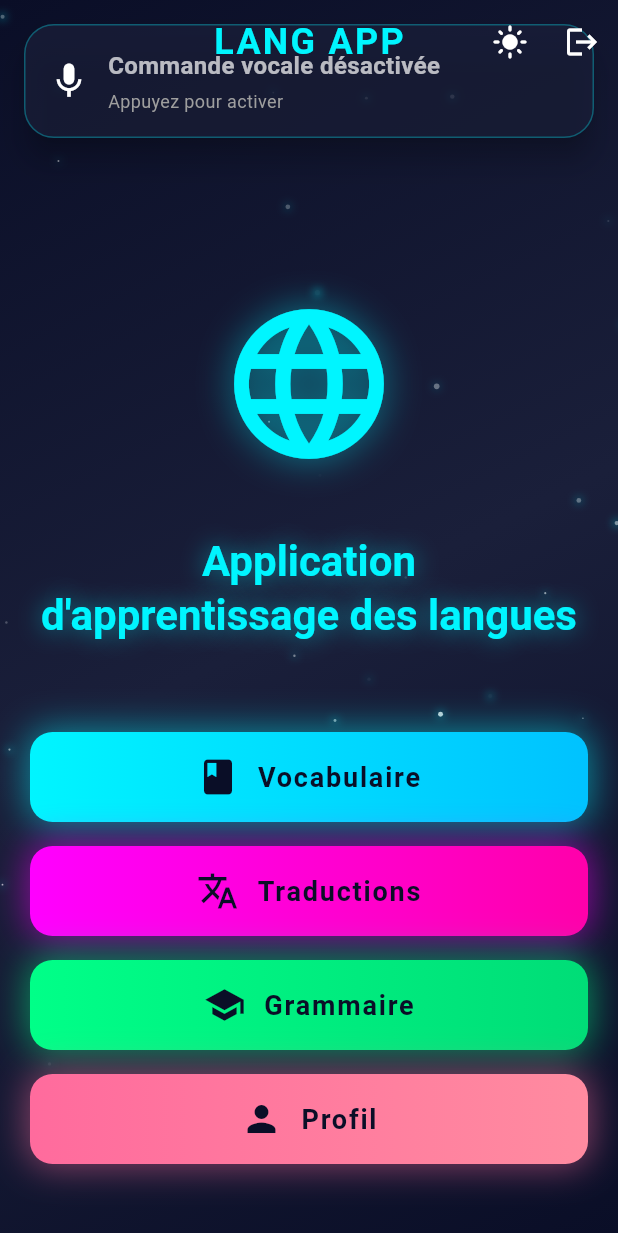
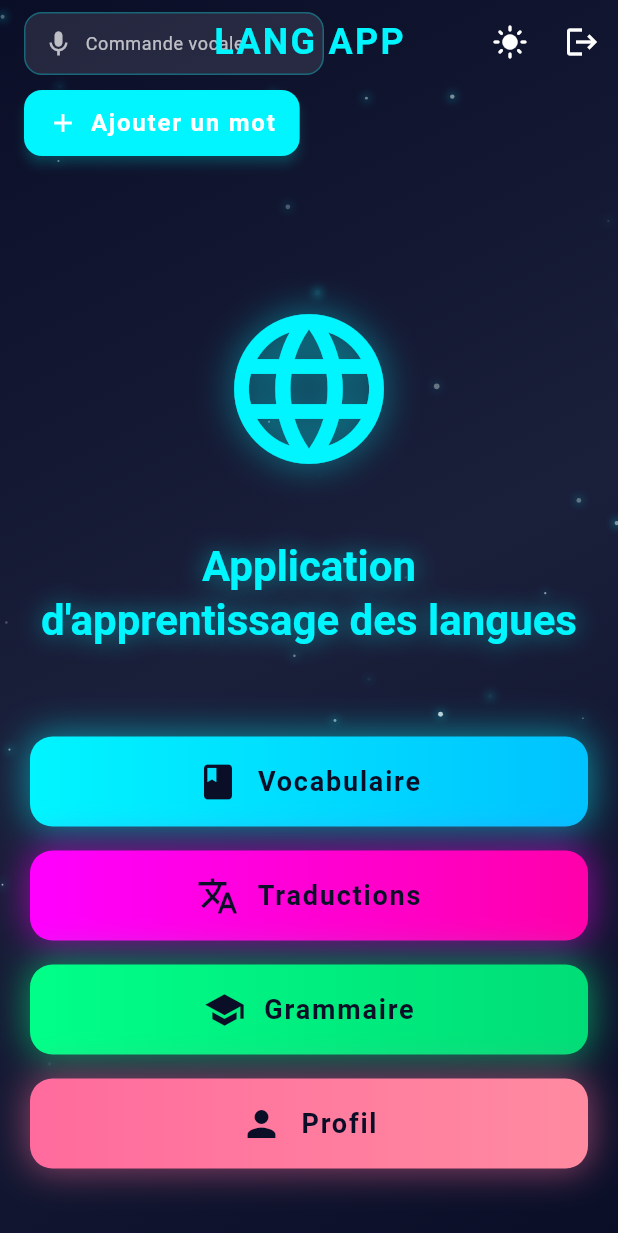
Before and after one commit to GermanBurdin1/lingua_flutter, a Flutter app: the MainScreen screen opened by its route, on a phone screen of 412 x 824 dp. Shown: the top 1233 px of the screen. Run offline on Flutter 3.47's test engine with Material 3 defaults, Android fonts, the phone set to English and light mode, and no system bars; our stand-ins replace go_router, shared_preferences; missing offline and left inert: record; accounts and stored records are empty.

```diff
--- a/lib/main.dart
+++ b/lib/main.dart
@@ -12,6 +12,7 @@ import 'screens/galaxy_selection_screen.dart';
 import 'screens/subtopic_selection_screen.dart';
 import 'screens/vocabulary_screen.dart';
 import 'screens/word_detail_screen.dart';
+import 'screens/add_word_screen.dart';
 
 void main() async {
   WidgetsFlutterBinding.ensureInitialized();
@@ -90,6 +91,17 @@ final GoRouter _router = GoRouter(
       builder: (context, state) {
         final id = state.pathParameters['id']!;
         return WordDetailScreen(wordId: int.parse(id));
+      },
+    ),
+    GoRoute(
+      path: '/add-word',
+      builder: (context, state) {
+        final extra = state.extra as Map<String, dynamic>?;
+        return AddWordScreen(
+          initialWord: extra?['word'] as String?,
+          initialGalaxy: extra?['galaxy'] as String?,
+          initialSubtopic: extra?['subtopic'] as String?,
+        );
       },
     ),
   ],
--- a/lib/models/galaxy.dart
+++ b/lib/models/galaxy.dart
@@ -1,17 +1,23 @@
 class Galaxy {
   final String name;
+  final String icon;
   final List<Subtopic> subtopics;
 
   Galaxy({
     required this.name,
+    required this.icon,
     required this.subtopics,
   });
 }
 
 class Subtopic {
   final String name;
+  final String icon;
 
-  Subtopic({required this.name});
+  Subtopic({
+    required this.name,
+    this.icon = '📌', // Default icon
+  });
 }
 
 // Données des galaxies (traduites en français)
@@ -19,62 +25,68 @@ class Subtopic {
 final List<Galaxy> galaxiesData = [
   Galaxy(
     name: 'Erudition',
+    icon: '🎓',
     subtopics: [
-      Subtopic(name: 'Histoire'),
-      Subtopic(name: 'Science'),
-      Subtopic(name: 'Art'),
-      Subtopic(name: 'Philosophie'),
-      Subtopic(name: 'Technologies'),
-      Subtopic(name: 'Culture'),
+      Subtopic(name: 'Histoire', icon: '📜'),
+      Subtopic(name: 'Science', icon: '🔬'),
+      Subtopic(name: 'Art', icon: '🎨'),
+      Subtopic(name: 'Philosophie', icon: '💭'),
+      Subtopic(name: 'Technologies', icon: '💻'),
+      Subtopic(name: 'Culture', icon: '🎭'),
     ],
   ),
   Galaxy(
     name: 'Relations',
+    icon: '👥',
     subtopics: [
-      Subtopic(name: 'Famille'),
-      Subtopic(name: 'Amis'),
-      Subtopic(name: 'Travail'),
-      Subtopic(name: 'Reseaux-sociaux'),
-      Subtopic(name: 'Communication'),
+      Subtopic(name: 'Famille', icon: '👨‍👩‍👧‍👦'),
+      Subtopic(name: 'Amis', icon: '🤝'),
+      Subtopic(name: 'Travail', icon: '💼'),
+      Subtopic(name: 'Reseaux-sociaux', icon: '📱'),
+      Subtopic(name: 'Communication', icon: '💬'),
     ],
   ),
   Galaxy(
     name: 'Carriere',
+    icon: '💼',
     subtopics: [
-      Subtopic(name: 'Emplois'),
-      Subtopic(name: 'Competences'),
-      Subtopic(name: 'CV'),
-      Subtopic(name: 'Entretien'),
+      Subtopic(name: 'Emplois', icon: '👔'),
+      Subtopic(name: 'Competences', icon: '🎯'),
+      Subtopic(name: 'CV', icon: '📄'),
+      Subtopic(name: 'Entretien', icon: '🗣️'),
     ],
   ),
   Galaxy(
     name: 'Objets',
+    icon: '🏠',
     subtopics: [
-      Subtopic(name: 'Meubles'),
-      Subtopic(name: 'Technologie'),
-      Subtopic(name: 'Outils'),
-      Subtopic(name: 'Vetements'),
-      Subtopic(name: 'Bijoux'),
-      Subtopic(name: 'Jouets'),
+      Subtopic(name: 'Meubles', icon: '🛋️'),
+      Subtopic(name: 'Technologie', icon: '📱'),
+      Subtopic(name: 'Outils', icon: '🔧'),
+      Subtopic(name: 'Vetements', icon: '👕'),
+      Subtopic(name: 'Bijoux', icon: '💎'),
+      Subtopic(name: 'Jouets', icon: '🧸'),
     ],
   ),
   Galaxy(
     name: 'Sante',
+    icon: '🏥',
     subtopics: [
-      Subtopic(name: 'Maladies'),
-      Subtopic(name: 'Traitement'),
-      Subtopic(name: 'Prevention'),
-      Subtopic(name: 'Mode-de-vie-sain'),
-      Subtopic(name: 'Pharmacies'),
+      Subtopic(name: 'Maladies', icon: '🤒'),
+      Subtopic(name: 'Traitement', icon: '💊'),
+      Subtopic(name: 'Prevention', icon: '🛡️'),
+      Subtopic(name: 'Mode-de-vie-sain', icon: '🏃'),
+      Subtopic(name: 'Pharmacies', icon: '💉'),
     ],
   ),
   Galaxy(
     name: 'Evenements',
+    icon: '🎉',
     subtopics: [
-      Subtopic(name: 'Fetes'),
-      Subtopic(name: 'Catastrophes'),
-      Subtopic(name: 'Sport'),
-      Subtopic(name: 'Politique'),
+      Subtopic(name: 'Fetes', icon: '🎊'),
+      Subtopic(name: 'Catastrophes', icon: '⚠️'),
+      Subtopic(name: 'Sport', icon: '⚽'),
+      Subtopic(name: 'Politique', icon: '🏛️'),
     ],
   ),
 ];
--- a/lib/screens/main_screen.dart
+++ b/lib/screens/main_screen.dart
@@ -1,11 +1,12 @@
 import 'package:flutter/material.dart';
 import 'package:go_router/go_router.dart';
 import 'package:provider/provider.dart';
+import 'package:record/record.dart';
+import 'package:path_provider/path_provider.dart';
 import '../providers/theme_provider.dart';
 import '../providers/auth_provider.dart';
 import '../providers/vocabulary_provider.dart';
 import '../widgets/cosmic_background.dart';
-import '../widgets/voice_recorder.dart';
 import '../models/galaxy.dart';
 
 class MainScreen extends StatefulWidget {
@@ -19,15 +20,66 @@ class _MainScreenState extends State<MainScreen> {
   bool _isVoiceActive = false;
   String? _selectedGalaxy;
   String? _selectedSubtopic;
+  final AudioRecorder _audioRecorder = AudioRecorder();
+  String? _audioPath;
 
+  @override
+  void dispose() {
+    _audioRecorder.dispose();
+    super.dispose();
+  }
+
+  Future<void> _toggleVoiceRecording() async {
+    if (_isVoiceActive) {
+      // Остановить запись
+      final path = await _audioRecorder.stop();
+      if (path != null) {
+        setState(() {
+          _isVoiceActive = false;
+          _audioPath = path;
+        });
+        // Распознать речь
+        final word = await context.read<VocabularyProvider>().recognizeSpeech(path);
+        if (word.isNotEmpty) {
+          _openAddWordForm(initialWord: word);
+        } else {
+          _openAddWordForm();
+        }
+      }
+    } else {
+      // Начать запись
+      if (await _audioRecorder.hasPermission()) {
+        final directory = await getTemporaryDirectory();
+        final filePath = '${directory.path}/voice_${DateTime.now().millisecondsSinceEpoch}.m4a';
+        await _audioRecorder.start(const RecordConfig(), path: filePath);
+        setState(() {
+          _isVoiceActive = true;
+        });
+      } else {
+        if (mounted) {
+          ScaffoldMessenger.of(context).showSnackBar(
+            const SnackBar(content: Text('Permission microphone refusée')),
+          );
+        }
+      }
+    }
+  }
+
+  void _openAddWordForm({String? initialWord}) {
+    context.push('/add-word', extra: {
+      'word': initialWord,
+      'galaxy': _selectedGalaxy,
+      'subtopic': _selectedSubtopic,
+    });
+  }
+
+  /* Старые методы больше не используются
   void _handleWordRecorded(String word) async {
     if (word.isEmpty) {
-      _showManualInputDialog();
+      _openAddWordForm();
       return;
     }
-
-    // Показываем диалог выбора галактики/подтемы
-    await _showGalaxySubtopicSelector(word);
+    _openAddWordForm(initialWord: word);
   }
 
   Future<void> _showGalaxySubtopicSelector(String word) async {
@@ -132,8 +184,9 @@ class _MainScreenState extends State<MainScreen> {
         );
       },
     );
-  }
+  } */
 
+  /* Старый метод больше не используется
   void _showManualInputDialog() {
     String? manualWord;
     showDialog(
@@ -165,13 +218,14 @@ class _MainScreenState extends State<MainScreen> {
         );
       },
     );
-  }
+  } */
 
   @override
   Widget build(BuildContext context) {
     print('🏠 [MainScreen] Building MainScreen widget');
     final themeProvider = context.watch<ThemeProvider>();
     final authProvider = context.watch<AuthProvider>();
+    final isDark = themeProvider.isDarkMode;
     print('🏠 [MainScreen] Current user: ${authProvider.currentUser?.email}');
 
     return Scaffold(
@@ -205,15 +259,77 @@ class _MainScreenState extends State<MainScreen> {
         isDark: themeProvider.isDarkMode,
         child: Column(
           children: [
-            // Voice Recorder Section
-            VoiceRecorder(
-              isActive: _isVoiceActive,
-              onToggle: () {
-                setState(() {
-                  _isVoiceActive = !_isVoiceActive;
-                });
-              },
-              onWordRecorded: _handleWordRecorded,
+            // Voice Recorder and Add Word Button Section
+            Align(
+              alignment: Alignment.centerLeft,
+              child: Padding(
+                padding: const EdgeInsets.only(left: 16.0, top: 8.0, bottom: 8.0),
+                child: Column(
+                  crossAxisAlignment: CrossAxisAlignment.start,
+                  children: [
+                    // Voice Recorder (compact)
+                    Container(
+                      width: 200, // Маленькая ширина
+                    decoration: BoxDecoration(
+                      color: isDark
+                          ? Colors.white.withOpacity(0.1)
+                          : Colors.black.withOpacity(0.05),
+                      borderRadius: BorderRadius.circular(12),
+                      border: Border.all(
+                        color: isDark
+                            ? const Color(0xFF00F5FF).withOpacity(0.3)
+                            : Colors.blueAccent.withOpacity(0.3),
+                        width: 1,
+                      ),
+                    ),
+                    child: InkWell(
+                      borderRadius: BorderRadius.circular(12),
+                      onTap: _toggleVoiceRecording,
+                      child: Padding(
+                        padding: const EdgeInsets.symmetric(horizontal: 12.0, vertical: 10.0),
+                        child: Row(
+                          mainAxisSize: MainAxisSize.min,
+                          children: [
+                            Icon(
+                              Icons.mic,
+                              color: _isVoiceActive
+                                  ? (isDark ? const Color(0xFF00FF88) : Colors.green)
+                                  : (isDark ? Colors.white70 : Colors.black54),
+                              size: 20,
+                            ),
+                            const SizedBox(width: 8),
+                            Text(
+                              _isVoiceActive ? 'Enregistr...' : 'Commande vocale',
+                              style: Theme.of(context).textTheme.bodySmall?.copyWith(
+                                color: isDark ? Colors.white70 : Colors.black87,
+                              ),
+                            ),
+                          ],
+                        ),
+                      ),
+                    ),
+                  ),
+                  const SizedBox(height: 8),
+                  // Add Word Button
+                  ElevatedButton.icon(
+                    onPressed: _openAddWordForm,
+                    icon: const Icon(Icons.add, size: 20),
+                    label: const Text('Ajouter un mot'),
+                    style: ElevatedButton.styleFrom(
+                      backgroundColor: isDark
+                          ? const Color(0xFF00F5FF)
+                          : const Color(0xFF0066FF),
+                      foregroundColor: Colors.white,
+                      padding: const EdgeInsets.symmetric(horizontal: 16, vertical: 12),
+                      shape: RoundedRectangleBorder(
+                        borderRadius: BorderRadius.circular(12),
+                      ),
+                      elevation: 3,
+                    ),
+                  ),
+                ],
+                ),
+              ),
             ),
             // Main Content
             Expanded(
```
Also changed, not shown: lib/providers/vocabulary_provider.dart (+20 -0 lines), lib/screens/add_word_screen.dart (added, +424 -0 lines), lib/services/api_service.dart (+42 -0 lines). Lines whose indentation alone changed are shown as unchanged.
